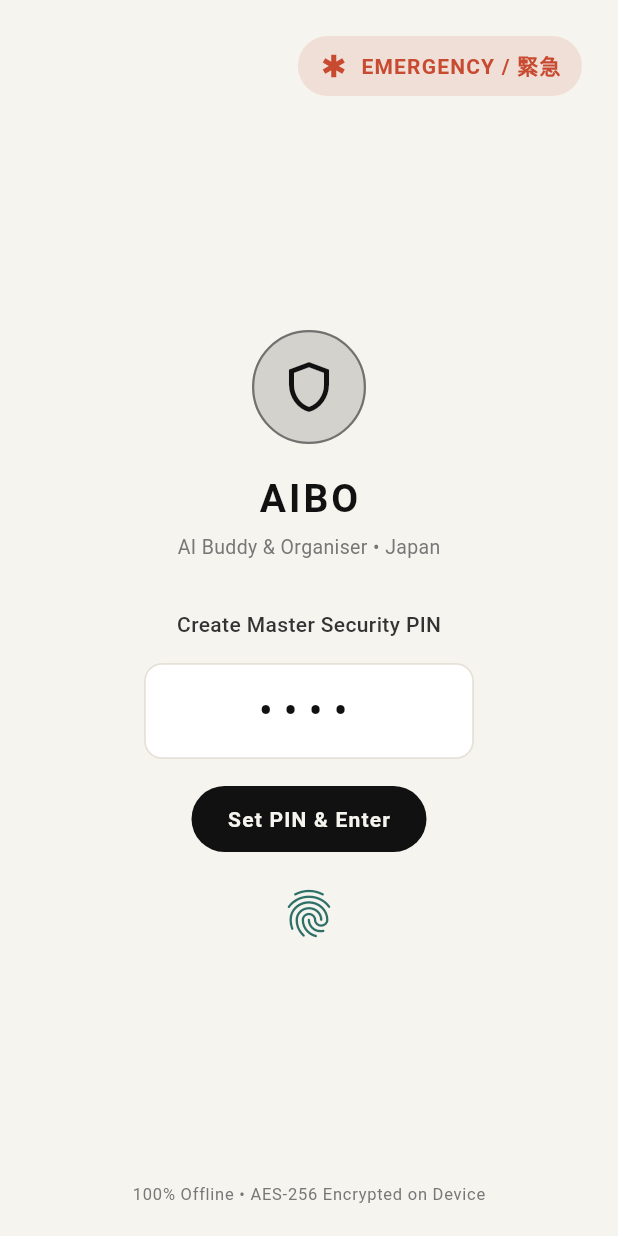
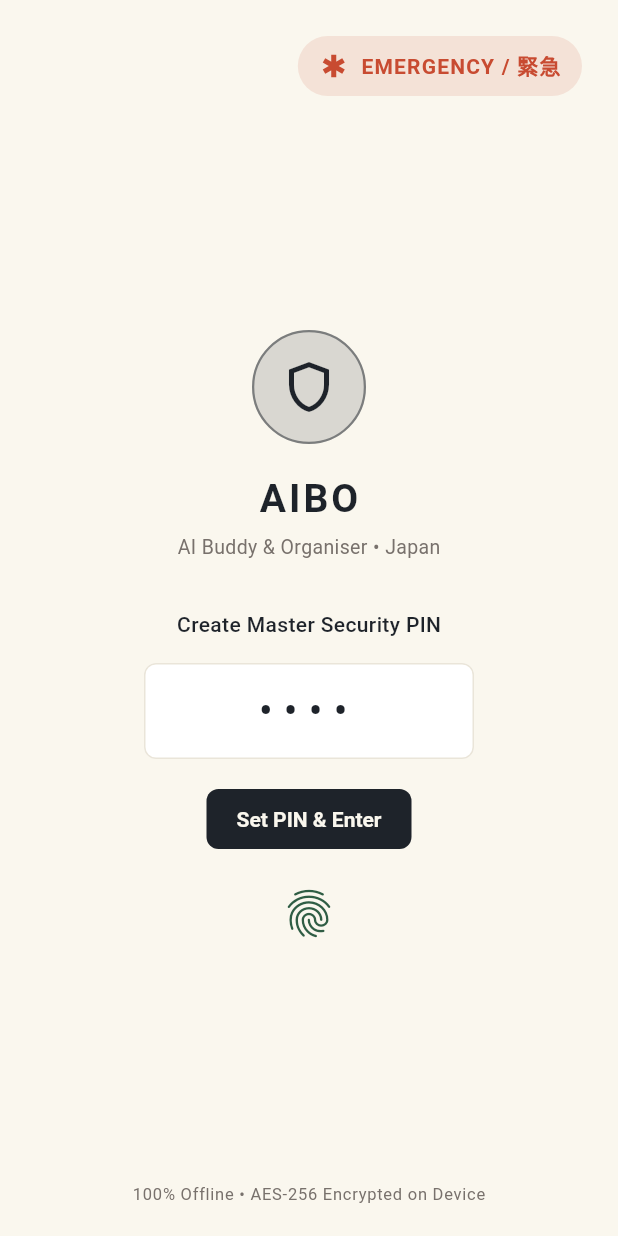
Before and after one commit to Arjun-333/AIBO, a Flutter app: the screen it shows after launch, on a phone screen of 412 x 824 dp. Run offline on Flutter 3.47's test engine with Material 3 defaults, Android fonts, the phone set to English and light mode, and no system bars; our stand-ins replace flutter_dotenv, flutter_secure_storage, local_auth, share_plus, sqflite; missing offline and left inert: encrypt; accounts and stored records are empty.

Commit message:
feat(design-system): codify warm Japanese lifestyle aesthetic, restrained radii, tabular numerals, and states

```diff
--- a/lib/core/theme/app_theme.dart
+++ b/lib/core/theme/app_theme.dart
@@ -4,29 +4,41 @@ import 'package:flutter/material.dart';
 /// Inspired by "Muchi Neko" Concept Design:
 /// Color Palette: #111111, #333333, #777777, #BEB8AD, #E6E1D7, #F6F4EE
 class AppTheme {
-  // Core Washi Minimalist Palette
-  static const Color inkBlack = Color(0xFF111111);
-  static const Color charcoal = Color(0xFF333333);
-  static const Color mutedGrey = Color(0xFF777777);
+  // AIBO Core Warm Japanese Palette
+  static const Color washiCream = Color(0xFFFAF7EE);  // Main background (Warm ivory)
+  static const Color surfaceWhite = Color(0xFFFFFFFF); // Content surfaces (Soft white)
+  static const Color charcoal = Color(0xFF1E232A);    // Primary text (Charcoal)
+  static const Color secondaryText = Color(0xFF57534E); // Secondary metadata
+  static const Color mutedText = Color(0xFF78716C);    // Muted timestamps / hints
+  static const Color warmBorder = Color(0xFFEAE5D9);  // Subtle borders (Subtle craft)
+  static const Color surfaceHover = Color(0xFFF5F1E5); // Tap feedback surface
+
+  // Semantic Accents (Traditional Japanese Pigments)
+  static const Color matchaGreen = Color(0xFF2F5D44); // Success states & verified items
+  static const Color vermilionRed = Color(0xFFC84B31); // Traditional Inkan & emergency alerts
+  static const Color yamabukiGold = Color(0xFFD97706); // Attention & pending reminders
+  static const Color aizomeIndigo = Color(0xFF1E3A8A); // Transit & official links
+
+  // Backward compatibility aliases
+  static const Color inkBlack = charcoal;
   static const Color sandAccent = Color(0xFFBEB8AD);
-  static const Color warmBorder = Color(0xFFE6E1D7);
-  static const Color washiCream = Color(0xFFF6F4EE);
-
-  // Japanese Traditional Accent Touches
-  static const Color vermilionRed = Color(0xFFC84B31); // Traditional Inkan / Emergency red
-  static const Color matchaTeal = Color(0xFF2E6F68);   // Traditional deep green-teal
-  static const Color goldOchre = Color(0xFFD4A373);    // Subtle gold highlight
-
-  // Aliases for compatibility
-  static const Color primary = inkBlack;
-  static const Color primaryDark = Color(0xFF1A1A1A);
+  static const Color mutedGrey = mutedText;
+  static const Color matchaTeal = matchaGreen;
+  static const Color goldOchre = yamabukiGold;
+  static const Color primary = charcoal;
+  static const Color primaryDark = Color(0xFF14171C);
   static const Color accentRose = vermilionRed;
-  static const Color accentTeal = matchaTeal;
+  static const Color accentTeal = matchaGreen;
   static const Color backgroundDark = washiCream;
-  // Dark utility surfaces are used by maps, chat, planner, vault, and emergency
-  // detail views while the main dashboard remains light.
   static const Color surfaceDark = Color(0xFF1C1C1C);
   static const Color surfaceLightDark = Color(0xFF333333);
+
+  // Restrained Radius System
+  static const double radiusXs = 4.0;
+  static const double radiusSm = 8.0;
+  static const double radiusMd = 14.0;
+  static const double radiusLg = 20.0;
+  static const double radiusPill = 999.0;
 
   static ThemeData get darkTheme => washiTheme;
 
@@ -36,86 +48,85 @@ class AppTheme {
       brightness: Brightness.light,
       scaffoldBackgroundColor: washiCream,
       colorScheme: const ColorScheme.light(
-        primary: inkBlack,
-        secondary: matchaTeal,
+        primary: charcoal,
+        secondary: matchaGreen,
         error: vermilionRed,
-        surface: Colors.white,
-        onSurface: inkBlack,
+        surface: surfaceWhite,
+        onSurface: charcoal,
         outline: warmBorder,
       ),
       cardTheme: CardThemeData(
-        color: Colors.white,
+        color: surfaceWhite,
         elevation: 0,
         shape: RoundedRectangleBorder(
-          borderRadius: BorderRadius.circular(16),
-          side: const BorderSide(color: warmBorder, width: 1.2),
+          borderRadius: BorderRadius.circular(radiusMd),
+          side: const BorderSide(color: warmBorder, width: 1.0),
         ),
       ),
       appBarTheme: const AppBarTheme(
         backgroundColor: washiCream,
         elevation: 0,
         centerTitle: true,
-        iconTheme: IconThemeData(color: inkBlack),
+        iconTheme: IconThemeData(color: charcoal),
         titleTextStyle: TextStyle(
-          color: inkBlack,
-          fontSize: 17,
+          color: charcoal,
+          fontSize: 18,
           fontWeight: FontWeight.w700,
-          letterSpacing: 1.2,
+          letterSpacing: -0.2,
         ),
       ),
       elevatedButtonTheme: ElevatedButtonThemeData(
         style: ElevatedButton.styleFrom(
-          backgroundColor: inkBlack,
+          backgroundColor: charcoal,
           foregroundColor: washiCream,
           elevation: 0,
-          padding: const EdgeInsets.symmetric(horizontal: 24, vertical: 14),
+          padding: const EdgeInsets.symmetric(horizontal: 20, vertical: 12),
           shape: RoundedRectangleBorder(
-            borderRadius: BorderRadius.circular(24),
+            borderRadius: BorderRadius.circular(radiusSm),
           ),
           textStyle: const TextStyle(
             fontSize: 14,
-            fontWeight: FontWeight.bold,
-            letterSpacing: 0.8,
+            fontWeight: FontWeight.w600,
           ),
         ),
       ),
       outlinedButtonTheme: OutlinedButtonThemeData(
         style: OutlinedButton.styleFrom(
-          foregroundColor: inkBlack,
-          side: const BorderSide(color: inkBlack, width: 1.2),
-          padding: const EdgeInsets.symmetric(horizontal: 20, vertical: 12),
+          foregroundColor: charcoal,
+          side: const BorderSide(color: warmBorder, width: 1.0),
+          padding: const EdgeInsets.symmetric(horizontal: 18, vertical: 12),
           shape: RoundedRectangleBorder(
-            borderRadius: BorderRadius.circular(24),
+            borderRadius: BorderRadius.circular(radiusSm),
           ),
         ),
       ),
       chipTheme: ChipThemeData(
         backgroundColor: washiCream,
-        selectedColor: inkBlack,
+        selectedColor: charcoal,
         disabledColor: washiCream,
-        secondarySelectedColor: inkBlack,
-        labelStyle: const TextStyle(color: inkBlack, fontSize: 12),
+        secondarySelectedColor: charcoal,
+        labelStyle: const TextStyle(color: charcoal, fontSize: 12),
         secondaryLabelStyle: const TextStyle(color: washiCream, fontSize: 12),
         shape: RoundedRectangleBorder(
-          borderRadius: BorderRadius.circular(20),
-          side: const BorderSide(color: warmBorder, width: 1),
+          borderRadius: BorderRadius.circular(radiusPill),
+          side: const BorderSide(color: warmBorder, width: 1.0),
         ),
       ),
       inputDecorationTheme: InputDecorationTheme(
         filled: true,
-        fillColor: Colors.white,
+        fillColor: surfaceWhite,
         contentPadding: const EdgeInsets.symmetric(horizontal: 16, vertical: 14),
         border: OutlineInputBorder(
-          borderRadius: BorderRadius.circular(12),
-          borderSide: const BorderSide(color: warmBorder, width: 1.2),
+          borderRadius: BorderRadius.circular(radiusSm),
+          borderSide: const BorderSide(color: warmBorder, width: 1.0),
         ),
         enabledBorder: OutlineInputBorder(
-          borderRadius: BorderRadius.circular(12),
-          borderSide: const BorderSide(color: warmBorder, width: 1.2),
+          borderRadius: BorderRadius.circular(radiusSm),
+          borderSide: const BorderSide(color: warmBorder, width: 1.0),
         ),
         focusedBorder: OutlineInputBorder(
-          borderRadius: BorderRadius.circular(12),
-          borderSide: const BorderSide(color: inkBlack, width: 1.8),
+          borderRadius: BorderRadius.circular(radiusSm),
+          borderSide: const BorderSide(color: charcoal, width: 1.5),
         ),
       ),
     );
```
Also changed, not shown: 2 other files.
